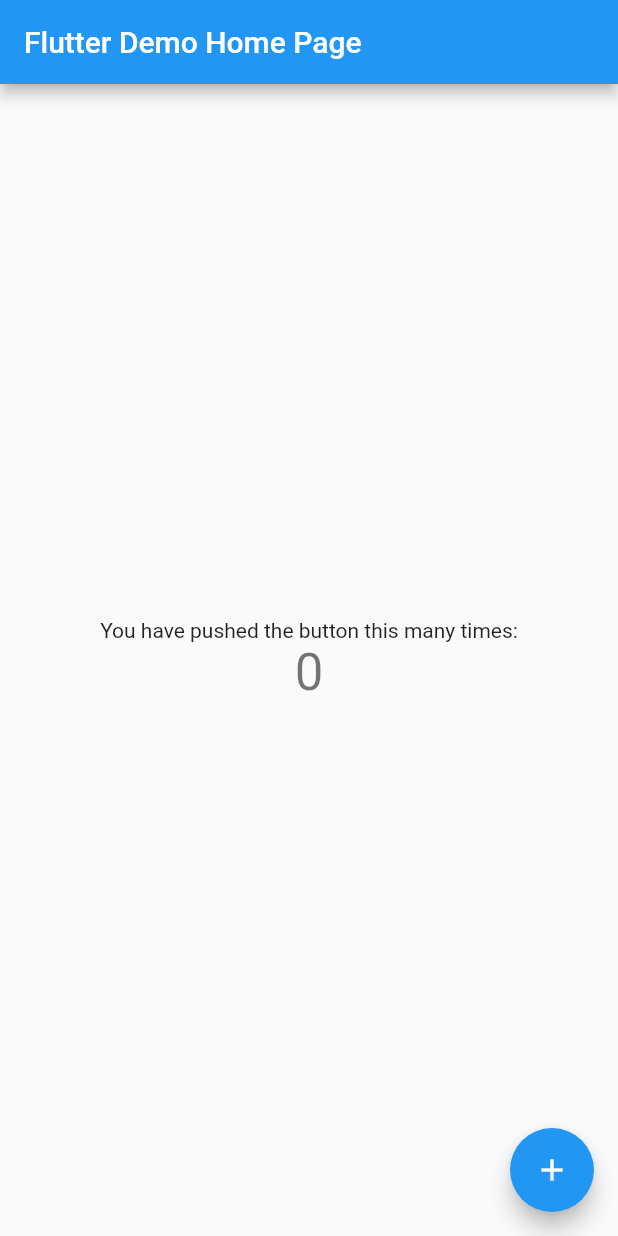
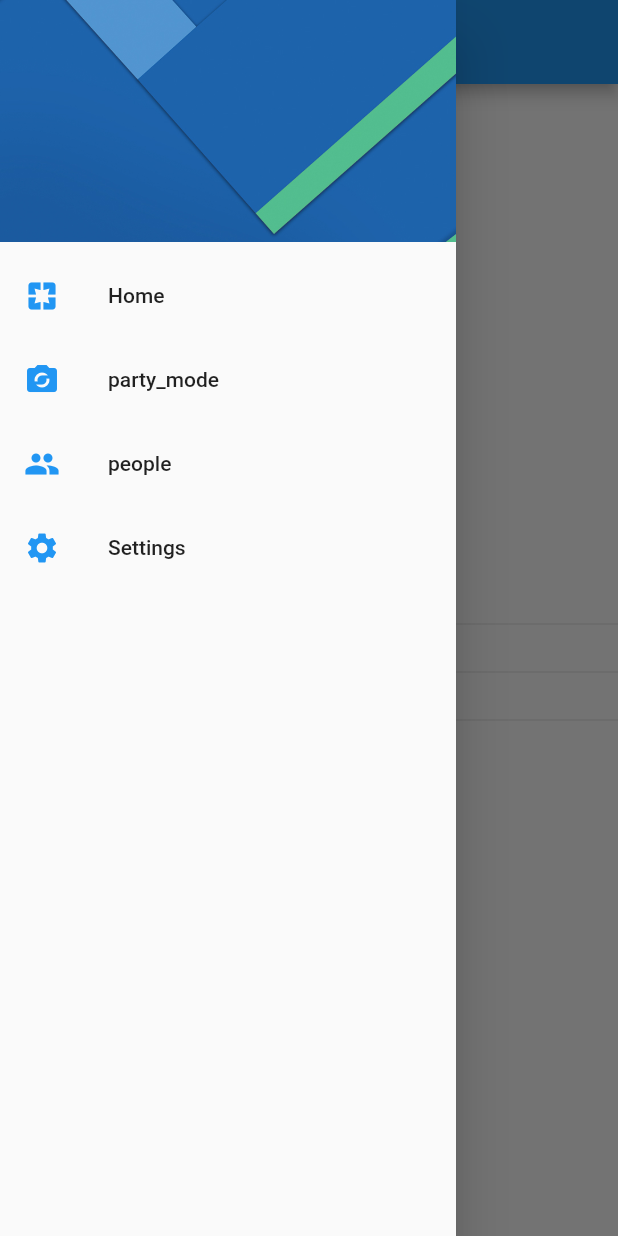
Before and after one commit to alemrn/FlutterApplications, a Flutter app: the screen it shows after launch, with the side drawer open (before the commit the screen has no drawer), on a phone screen of 412 x 824 dp. Run offline on Flutter 3.47's test engine with Material 2 defaults, Android fonts, the phone set to English and light mode, and no system bars; our stand-ins replace flutter_swiper, google_maps_flutter, sqflite; missing offline and left inert: flutter_barcode_scanner; accounts and stored records are empty.

Commit message:
settings application

```diff
--- a/application_preferences/lib/main.dart
+++ b/application_preferences/lib/main.dart
@@ -1,117 +1,19 @@
+import 'package:application_preferences/src/pages/home_page.dart';
+import 'package:application_preferences/src/pages/settings_page.dart';
 import 'package:flutter/material.dart';
 
-void main() {
-  runApp(MyApp());
-}
+void main() => runApp(MyApp());
 
 class MyApp extends StatelessWidget {
-  // This widget is the root of your application.
   @override
   Widget build(BuildContext context) {
     return MaterialApp(
-      title: 'Flutter Demo',
-      theme: ThemeData(
-        // This is the theme of your application.
-        //
-        // Try running your application with "flutter run". You'll see the
-        // application has a blue toolbar. Then, without quitting the app, try
-        // changing the primarySwatch below to Colors.green and then invoke
-        // "hot reload" (press "r" in the console where you ran "flutter run",
-        // or simply save your changes to "hot reload" in a Flutter IDE).
-        // Notice that the counter didn't reset back to zero; the application
-        // is not restarted.
-        primarySwatch: Colors.blue,
-        // This makes the visual density adapt to the platform that you run
-        // the app on. For desktop platforms, the controls will be smaller and
-        // closer together (more dense) than on mobile platforms.
-        visualDensity: VisualDensity.adaptivePlatformDensity,
-      ),
-      home: MyHomePage(title: 'Flutter Demo Home Page'),
+      title: 'Preferences',
+      initialRoute: HomePage.routeName,
+      routes: {
+        HomePage.routeName: (_) => HomePage(),
+        SettingsPage.routeName: (_) => SettingsPage(),
+      },
     );
   }
 }
-
-class MyHomePage extends StatefulWidget {
-  MyHomePage({Key key, this.title}) : super(key: key);
-
-  // This widget is the home page of your application. It is stateful, meaning
-  // that it has a State object (defined below) that contains fields that affect
-  // how it looks.
-
-  // This class is the configuration for the state. It holds the values (in this
-  // case the title) provided by the parent (in this case the App widget) and
-  // used by the build method of the State. Fields in a Widget subclass are
-  // always marked "final".
-
-  final String title;
-
-  @override
-  _MyHomePageState createState() => _MyHomePageState();
-}
-
-class _MyHomePageState extends State<MyHomePage> {
-  int _counter = 0;
-
-  void _incrementCounter() {
-    setState(() {
-      // This call to setState tells the Flutter framework that something has
-      // changed in this State, which causes it to rerun the build method below
-      // so that the display can reflect the updated values. If we changed
-      // _counter without calling setState(), then the build method would not be
-      // called again, and so nothing would appear to happen.
-      _counter++;
-    });
-  }
-
-  @override
-  Widget build(BuildContext context) {
-    // This method is rerun every time setState is called, for instance as done
-    // by the _incrementCounter method above.
-    //
-    // The Flutter framework has been optimized to make rerunning build methods
-    // fast, so that you can just rebuild anything that needs updating rather
-    // than having to individually change instances of widgets.
-    return Scaffold(
-      appBar: AppBar(
-        // Here we take the value from the MyHomePage object that was created by
-        // the App.build method, and use it to set our appbar title.
-        title: Text(widget.title),
-      ),
-      body: Center(
-        // Center is a layout widget. It takes a single child and positions it
-        // in the middle of the parent.
-        child: Column(
-          // Column is also a layout widget. It takes a list of children and
-          // arranges them vertically. By default, it sizes itself to fit its
-          // children horizontally, and tries to be as tall as its parent.
-          //
-          // Invoke "debug painting" (press "p" in the console, choose the
-          // "Toggle Debug Paint" action from the Flutter Inspector in Android
-          // Studio, or the "Toggle Debug Paint" command in Visual Studio Code)
-          // to see the wireframe for each widget.
-          //
-          // Column has various properties to control how it sizes itself and
-          // how it positions its children. Here we use mainAxisAlignment to
-          // center the children vertically; the main axis here is the vertical
-          // axis because Columns are vertical (the cross axis would be
-          // horizontal).
-          mainAxisAlignment: MainAxisAlignment.center,
-          children: <Widget>[
-            Text(
-              'You have pushed the button this many times:',
-            ),
-            Text(
-              '$_counter',
-              style: Theme.of(context).textTheme.headline4,
-            ),
-          ],
-        ),
-      ),
-      floatingActionButton: FloatingActionButton(
-        onPressed: _incrementCounter,
-        tooltip: 'Increment',
-        child: Icon(Icons.add),
-      ), // This trailing comma makes auto-formatting nicer for build methods.
-    );
-  }
-}
--- /dev/null
+++ b/application_preferences/lib/src/pages/home_page.dart
@@ -0,0 +1,28 @@
+import 'package:application_preferences/src/pages/settings_page.dart';
+import 'package:application_preferences/src/widget/Menu_widget.dart';
+import 'package:flutter/material.dart';
+
+class HomePage extends StatelessWidget {
+  static final String routeName = 'Home';
+
+  @override
+  Widget build(BuildContext context) {
+    return Scaffold(
+      appBar: AppBar(
+        title: Text('Home'),
+      ),
+      drawer: MenuWidget(),
+      body: Column(
+        mainAxisAlignment: MainAxisAlignment.center,
+        children: [
+          Text('Color secundario:'),
+          Divider(),
+          Text('Genero:'),
+          Divider(),
+          Text('Nombre Usuario:'),
+          Divider(),
+        ],
+      ),
+    );
+  }
+}
--- /dev/null
+++ b/application_preferences/lib/src/pages/settings_page.dart
@@ -0,0 +1,19 @@
+import 'package:application_preferences/src/widget/Menu_widget.dart';
+import 'package:flutter/material.dart';
+
+class SettingsPage extends StatelessWidget {
+  static final String routeName = 'Settings';
+
+  @override
+  Widget build(BuildContext context) {
+    return Scaffold(
+      appBar: AppBar(
+        title: Text('Settings'),
+      ),
+      drawer: MenuWidget(),
+      body: Center(
+        child: Text('Settings page'),
+      ),
+    );
+  }
+}
--- /dev/null
+++ b/application_preferences/lib/src/widget/Menu_widget.dart
@@ -0,0 +1,61 @@
+import 'package:application_preferences/src/pages/home_page.dart';
+import 'package:application_preferences/src/pages/settings_page.dart';
+import 'package:flutter/material.dart';
+
+class MenuWidget extends StatelessWidget {
+  @override
+  Widget build(BuildContext context) {
+    return Drawer(
+      child: ListView(
+        padding: EdgeInsets.zero,
+        children: [
+          DrawerHeader(
+            child: Container(),
+            decoration: BoxDecoration(
+              image: DecorationImage(
+                image: AssetImage('assets/menu-img.jpg'),
+                fit: BoxFit.cover,
+              ),
+            ),
+          ),
+          ListTile(
+            leading: Icon(
+              Icons.pages,
+              color: Colors.blue,
+            ),
+            title: Text('Home'),
+            onTap: () {
+              Navigator.pushReplacementNamed(context, HomePage.routeName);
+            },
+          ),
+          ListTile(
+            leading: Icon(
+              Icons.party_mode,
+              color: Colors.blue,
+            ),
+            title: Text('party_mode'),
+            onTap: () {},
+          ),
+          ListTile(
+            leading: Icon(
+              Icons.people,
+              color: Colors.blue,
+            ),
+            title: Text('people'),
+            onTap: () {},
+          ),
+          ListTile(
+            leading: Icon(
+              Icons.settings,
+              color: Colors.blue,
+            ),
+            title: Text('Settings'),
+            onTap: () {
+              Navigator.pushReplacementNamed(context, SettingsPage.routeName);
+            },
+          ),
+        ],
+      ),
+    );
+  }
+}
--- a/application_preferences/pubspec.yaml
+++ b/application_preferences/pubspec.yaml
@@ -45,9 +45,8 @@
   uses-material-design: true
 
   # To add assets to your application, add an assets section, like this:
-  # assets:
-  #   - images/a_dot_burr.jpeg
-  #   - images/a_dot_ham.jpeg
+  assets:
+    - assets/
 
   # An image asset can refer to one or more resolution-specific "variants", see
   # https://flutter.dev/assets-and-images/#resolution-aware.
```
Also changed, not shown: application_preferences/assets/menu-img.jpg (added), 2 other files.
